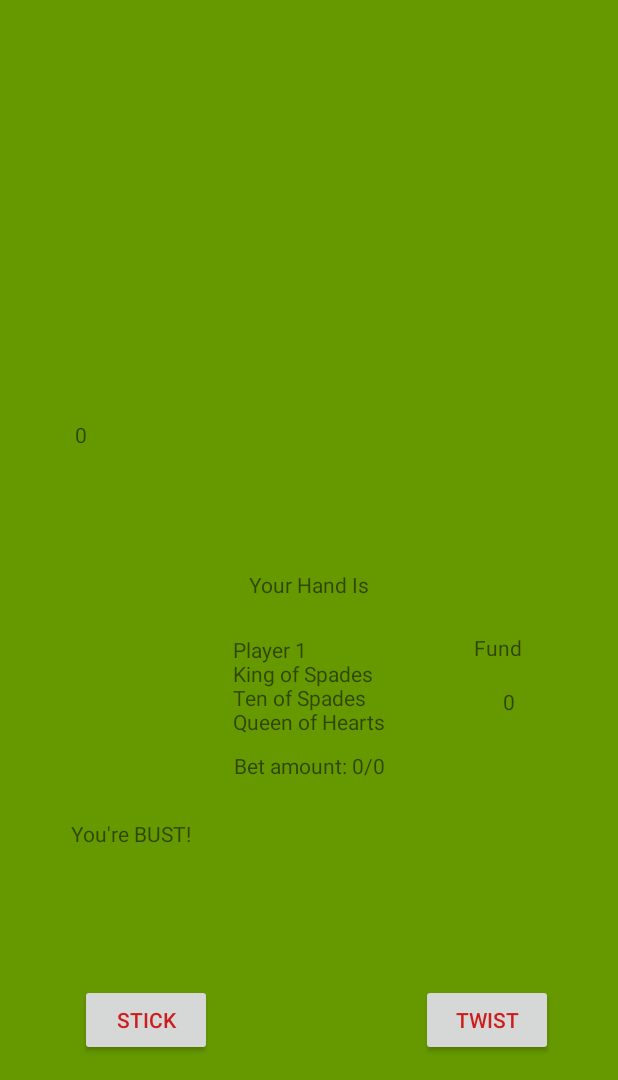
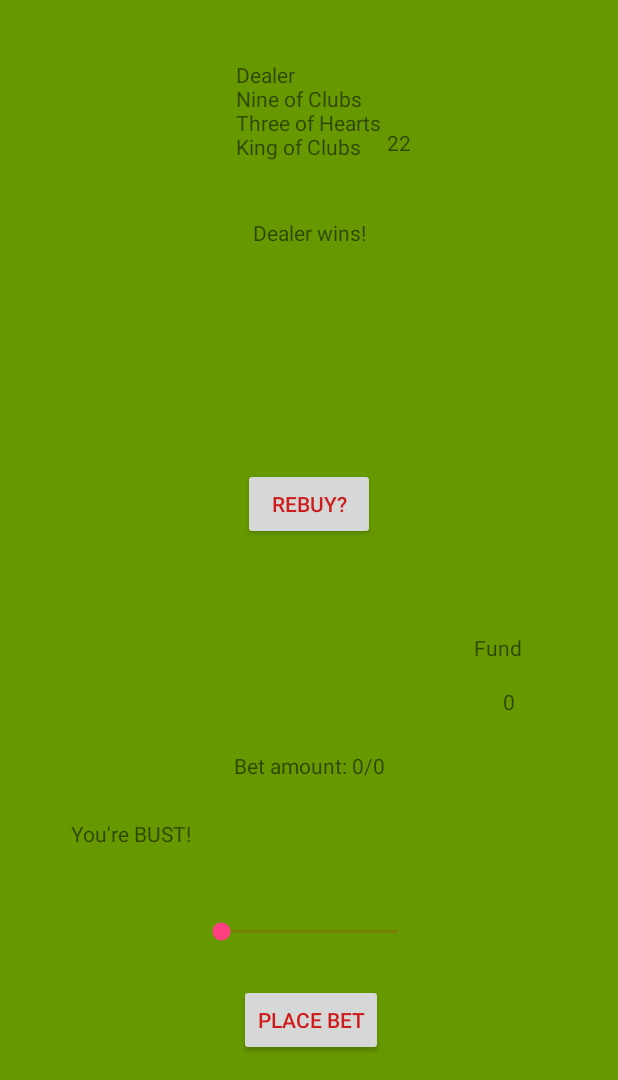
Before and after one commit to alistairkane92/BlackJack, an Android app: the GameActivity screen opened directly, with no data from a screen before it, after a tap on "TWIST", on a phone screen of 412 x 824 dp, the part 156-1236 px from its top. Run offline under Robolectric (Android 15) with nearby library versions, the phone set to English and light mode, and no system bars; 1 statement that could not run was skipped; 1 other tap on this screen came first.

Commit message:
tidies up some view methods

```diff
--- a/BlackJackProject/app/src/main/java/com/example/user/blackjackproject/GameActivity.java
+++ b/BlackJackProject/app/src/main/java/com/example/user/blackjackproject/GameActivity.java
@@ -30,6 +30,7 @@ public class GameActivity extends AppCompatActivity {
     TextView checkBustTv;
     TextView showFundsTv;
     TextView selectedBetTv;
+    TextView yourHandIsTv;
 
     SeekBar betBar;
 
@@ -48,6 +49,8 @@ public class GameActivity extends AppCompatActivity {
         checkBustTv = (TextView) findViewById(R.id.checkBustTv);
         showFundsTv = (TextView) findViewById(R.id.displayFunds);
         selectedBetTv = (TextView) findViewById(R.id.selectedBetTV);
+        yourHandIsTv = (TextView) findViewById(R.id.yourHandIsTv);
+
         betPlaced = 0;
         newFunds = 0;
 
@@ -69,6 +72,7 @@ public class GameActivity extends AppCompatActivity {
 
         stickBtn.setVisibility(View.INVISIBLE);
         twistBtn.setVisibility(View.INVISIBLE);
+        yourHandIsTv.setVisibility(View.INVISIBLE);
 
 
         betBar.setMax(newGame.showUserFunds());
@@ -100,38 +104,26 @@ public class GameActivity extends AppCompatActivity {
         });
     }
 
-    //steps of Game
-    //startGame button should display user hand
-    //user then picks stick or twist button
-    //dealer logic gets carried out and we see their cards
-    //show results win loss
-    //update round counter
-
 
     public void makeRebuyVisibleIfBust(){
-        if (newGame.showUserFunds() < 0){
+        if (newGame.showUserFunds() <= 0){
             rebuyBtn.setVisibility(View.VISIBLE);
             stickBtn.setVisibility(View.INVISIBLE);
             twistBtn.setVisibility(View.INVISIBLE);
             handDisplayTv.setVisibility(View.INVISIBLE);
-
-
-
         }
     }
 
-    public void stick(View view) {
+    public void endOfRoundViews(){
         placeBetBtn.setVisibility(View.VISIBLE);
         betBar.setVisibility(View.VISIBLE);
+        selectedBetTv.setVisibility(View.VISIBLE);
+
         stickBtn.setVisibility(View.INVISIBLE);
         twistBtn.setVisibility(View.INVISIBLE);
         handValueTv.setVisibility(View.INVISIBLE);
-
-
-
-        newGame.stick();
-        newGame.placeBet(betPlaced);
-
+    }
+    public void dealerMove(){
         //Dealer Move
         newGame.dealerMove();
 
@@ -148,19 +140,43 @@ public class GameActivity extends AppCompatActivity {
 
     }
 
+    public void stick(View view) {
+        placeBetBtn.setVisibility(View.VISIBLE);
+        betBar.setVisibility(View.VISIBLE);
+        selectedBetTv.setVisibility(View.VISIBLE);
+
+        stickBtn.setVisibility(View.INVISIBLE);
+        twistBtn.setVisibility(View.INVISIBLE);
+        handValueTv.setVisibility(View.INVISIBLE);
+
+        dealerMove();
+        endOfRoundViews();
+    }
+
     public void twist(View view) {
         newGame.twist();
         handDisplayTv.setText(newGame.showUserHand());
-        handValueTv.setText(Integer.toString(newGame.showUserFunds()));
+        handValueTv.setText(Integer.toString(newGame.showUserHandValue()));
         checkBustTv.setText(newGame.displayBust());
+
+        if (newGame.displayBust().equals("You're BUST!")){
+            dealerMove();
+            endOfRoundViews();
+        }
+
         //deals new card and displays new result
+        //if bust needs to do dealer logic anyway
     }
 
     public void placeBet(View view) {
+        newGame.placeBet(betPlaced);
         betBar.setVisibility(View.INVISIBLE);
         placeBetBtn.setVisibility(View.INVISIBLE);
+        selectedBetTv.setVisibility(View.INVISIBLE);
+
         stickBtn.setVisibility(View.VISIBLE);
         twistBtn.setVisibility(View.VISIBLE);
+        handValueTv.setVisibility(View.VISIBLE);
 
 
         dealerHandTv.setText("");
@@ -176,4 +192,9 @@ public class GameActivity extends AppCompatActivity {
 
         betBar.setMax(newGame.showUserFunds());
     }
+
+    public void reBuyPage(View view) {
+        Intent i = new Intent(this, RebuyActivity.class);
+        startActivity(i);
+    }
 }
--- a/BlackJackProject/app/src/main/res/layout/activity_game_activity.xml
+++ b/BlackJackProject/app/src/main/res/layout/activity_game_activity.xml
@@ -37,22 +37,22 @@
         android:layout_marginEnd="8dp" />
 
     <TextView
-        android:id="@+id/textView2"
+        android:id="@+id/yourHandIsTv"
         android:layout_width="wrap_content"
         android:layout_height="wrap_content"
+        android:layout_marginBottom="8dp"
+        android:layout_marginEnd="8dp"
+        android:layout_marginLeft="8dp"
+        android:layout_marginRight="8dp"
+        android:layout_marginStart="8dp"
+        android:layout_marginTop="8dp"
         android:text="Your Hand Is"
-        android:layout_marginLeft="8dp"
+        app:layout_constraintBottom_toBottomOf="parent"
+        app:layout_constraintHorizontal_bias="0.501"
         app:layout_constraintLeft_toLeftOf="parent"
-        android:layout_marginRight="8dp"
         app:layout_constraintRight_toRightOf="parent"
-        app:layout_constraintHorizontal_bias="0.501"
-        app:layout_constraintBottom_toBottomOf="parent"
-        android:layout_marginBottom="8dp"
         app:layout_constraintTop_toTopOf="parent"
-        android:layout_marginTop="8dp"
-        app:layout_constraintVertical_bias="0.573"
-        android:layout_marginStart="8dp"
-        android:layout_marginEnd="8dp" />
+        app:layout_constraintVertical_bias="0.573" />
 
     <TextView
         android:id="@+id/handDisplayTv"
@@ -249,6 +249,7 @@
         android:layout_height="wrap_content"
         android:text="REBUY?"
         android:visibility="invisible"
+        android:onClick="reBuyPage"
         app:layout_constraintLeft_toLeftOf="parent"
         tools:text="rebuy"
         app:layout_constraintRight_toRightOf="parent"
```
Also changed, not shown: BlackJackProject/app/src/main/java/com/example/user/blackjackproject/Game.java (+2 -7 lines).
